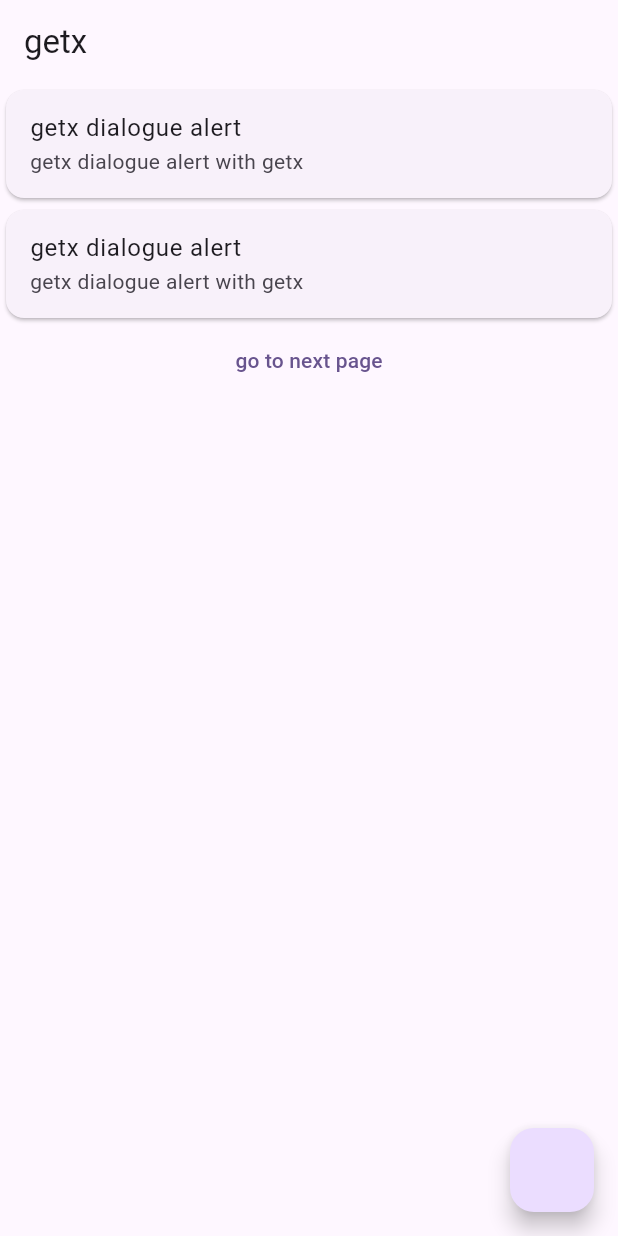
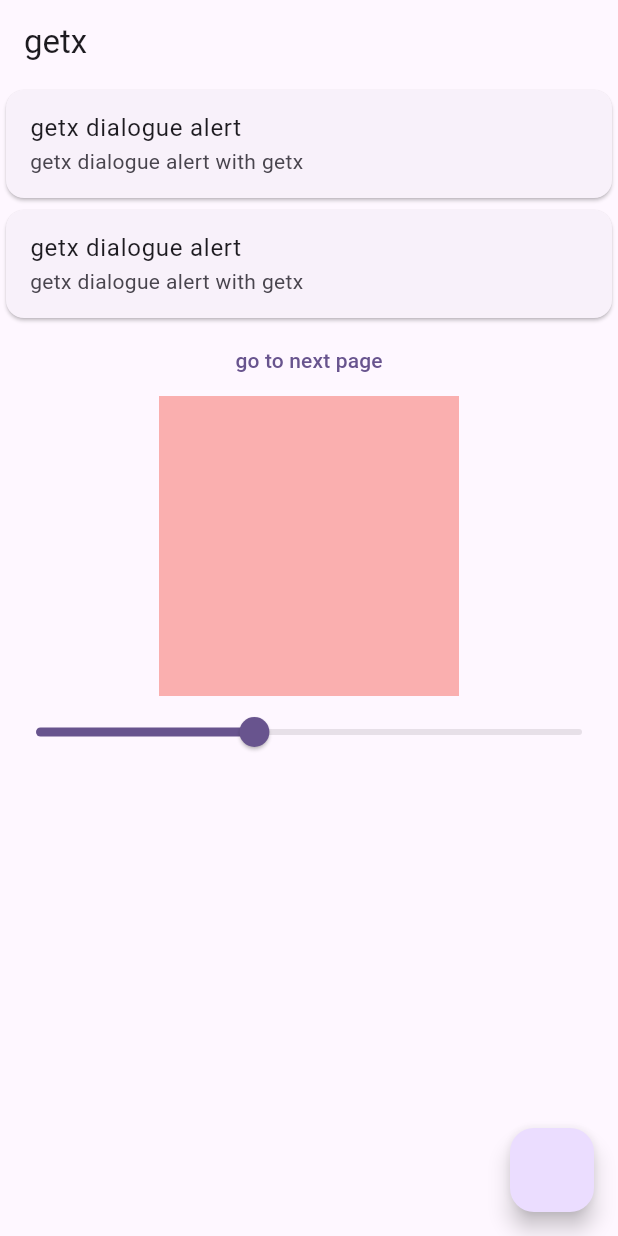
Before and after one commit to Saurabh-Grg/getx_tutorial, a Flutter app: the screen it shows after launch, on a phone screen of 412 x 824 dp. Run offline on Flutter 3.47's test engine with Material 3 defaults, Android fonts, the light colour scheme and no system bars; our stand-ins replace get.

Commit message:
opacity controller through getX state management (example)

```diff
--- /dev/null
+++ b/lib/example2Controller.dart
@@ -0,0 +1,9 @@
+import 'package:get/get.dart';
+
+class exampleTwoController extends GetxController {
+  RxDouble opacity = .4.obs;
+
+  setOpacity(double value){
+    opacity.value = value;
+  }
+}
--- a/lib/home_screen.dart
+++ b/lib/home_screen.dart
@@ -1,17 +1,23 @@
 import 'package:flutter/material.dart';
 import 'package:get/get.dart';
 import 'package:learning_getx/ScreenOne.dart';
+import 'package:learning_getx/example2Controller.dart';
 
 class HomeScreen extends StatefulWidget {
-  const HomeScreen({super.key});
+
+  HomeScreen({super.key});
 
   @override
   State<HomeScreen> createState() => _HomeScreenState();
 }
 
 class _HomeScreenState extends State<HomeScreen> {
+
+  final exampleTwoController ExampleTwoController = Get.put(exampleTwoController());
+
   @override
   Widget build(BuildContext context) {
+    print('build');
     return Scaffold(
       appBar: AppBar(title: Text("getx"),),
       body: Column(
@@ -76,7 +82,18 @@ class _HomeScreenState extends State<HomeScreen> {
           TextButton(onPressed: (){
             // Get.to(Screenone());
             Get.toNamed('/screenOne');
-          }, child: Text('go to next page'))
+          }, child: Text('go to next page')),
+
+          //getX state management example 2
+          Obx(() => Container(
+            height: 200,
+            width: 200,
+            color: Colors.red.withOpacity(ExampleTwoController.opacity.value),
+          ),),
+          Obx(() => Slider(value: ExampleTwoController.opacity.value, onChanged: (value){
+            ExampleTwoController.setOpacity(value);
+            print(value);
+          }))
 
         ],
       ),
--- a/lib/main.dart
+++ b/lib/main.dart
@@ -19,7 +19,7 @@ class MyApp extends StatelessWidget {
         colorScheme: ColorScheme.fromSeed(seedColor: Colors.deepPurple),
         useMaterial3: true,
       ),
-      home: const HomeScreen(),
+      home: HomeScreen(),
       getPages: [
         GetPage(name: '/', page: () => HomeScreen()),
         GetPage(name: '/screenOne', page: () => Screenone()),
```
